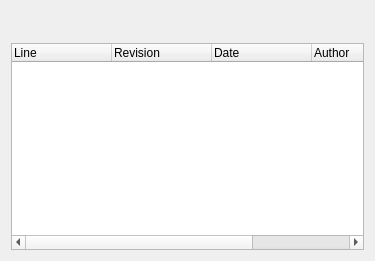
Old version of the form src/svnfrontend/blamedisplay.ui in the repository KDE/kdesvn.
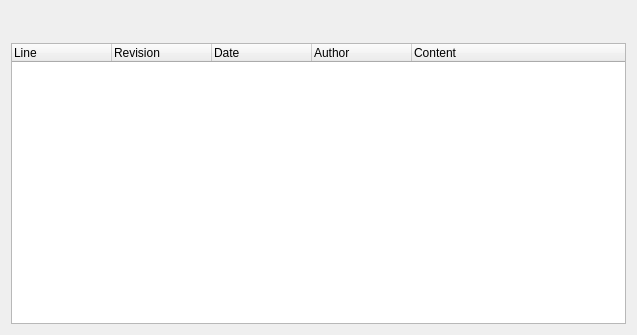
New version of the form. Custom widgets are drawn as their Qt base class.

Commit message: ktreewidgetsearchline -> ktreewidgetsearchlinewidget

```diff
--- a/src/svnfrontend/blamedisplay.ui
+++ b/src/svnfrontend/blamedisplay.ui
@@ -6,8 +6,8 @@
    <rect>
     <x>0</x>
     <y>0</y>
-    <width>375</width>
-    <height>261</height>
+    <width>637</width>
+    <height>335</height>
    </rect>
   </property>
   <layout class="QVBoxLayout" name="verticalLayout">
```
Left out of the diff: 2 changed lines with no effect on the pictures. The commit also changes 1 other file.
